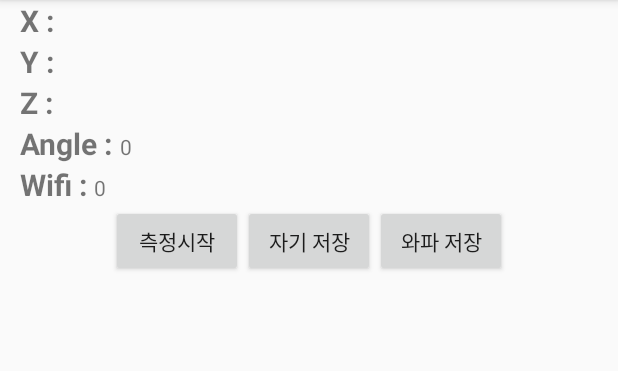
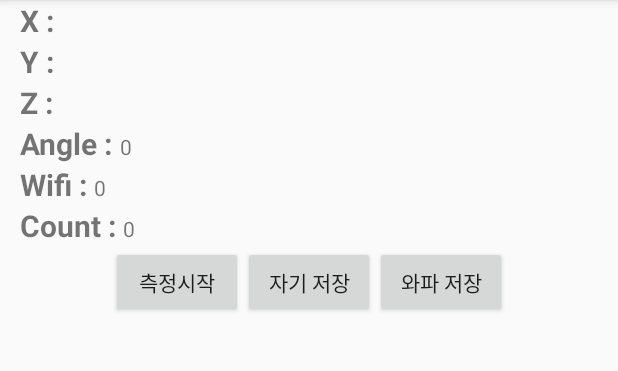
Before and after one commit to gruR/Jeyun_intern, an Android app: the screen it shows after launch (MainActivity), on a phone screen of 412 x 824 dp, the part 84-455 px from its top. Run offline under Robolectric (Android 15) with nearby library versions, the phone set to English and light mode, and no system bars; 2 statements that could not run were skipped.

Commit message:
근사값 계산

```diff
--- /dev/null
+++ b/Magnetic/app/src/main/java/com/example/jw/magnetic/CalClass.java
@@ -0,0 +1,62 @@
+package com.example.jw.magnetic;
+
+import android.database.Cursor;
+import android.database.sqlite.SQLiteDatabase;
+import android.util.Log;
+
+import java.util.HashMap;
+import java.util.Iterator;
+
+public class CalClass {
+    private HashMap<Integer, Double> DBvalue = new HashMap<>();
+    SQLiteDatabase db;
+
+    public CalClass(SQLiteDatabase db) {
+        this.db = db;
+
+        readDB();
+    }
+
+    public void readDB() {
+        String sql = "SELECT * FROM mValue;";
+        Cursor result = db.rawQuery(sql, null);
+
+        //Log.i("Calclass+ReadDB", result.getCount()+"");
+        while (!result.isLast()) {
+            result.moveToNext();
+            DBvalue.put(result.getInt(1), result.getDouble(5));
+        }
+        result.close();
+    }
+
+    public void calOpt(double input) {
+        HashMap<Integer, Double> hashtemp = new HashMap<>();
+
+        Log.i("Calclass+DBsize", DBvalue.size() + "");
+        for (int i = 0; i < DBvalue.size(); i++) {
+            double temp = DBvalue.get(i);
+
+       //     Log.i("Calclass", i + " " + (int) input + "\\\\" + (int) temp);
+            if ((int) input == (int) temp) {
+//                Log.i("Calclass", (int) input + "\\\\" + (int) temp);
+//
+                hashtemp.put(i, Math.abs(input - temp));
+//            }
+            }
+        }
+
+        double min = 1.0;
+        int minIndex = -1;
+
+        Iterator<Integer> iter = hashtemp.keySet().iterator();
+        while(iter.hasNext()){
+            int key = iter.next();
+            if (min > hashtemp.get(key)) {
+                min = hashtemp.get(key);
+                minIndex = key;
+            }
+        }
+
+        Log.i("CalClass", minIndex + " " + min);
+    }
+}
--- a/Magnetic/app/src/main/java/com/example/jw/magnetic/MainActivity.java
+++ b/Magnetic/app/src/main/java/com/example/jw/magnetic/MainActivity.java
@@ -31,7 +31,7 @@ import java.util.List;
 public class MainActivity extends AppCompatActivity {
     DBHelper dbHelper;
     SQLiteDatabase db;
-    TextView magX, magY, magZ, angle, result, wifi;
+    TextView magX, magY, magZ, angle, result, wifi, bCount;
 
     static boolean flag = false, done = true;
     WifiManager wifiManager;
@@ -59,10 +59,14 @@ public class MainActivity extends AppCompatActivity {
         angle = (TextView) findViewById(R.id.angle);
         result = (TextView) findViewById(R.id.result);
         wifi = (TextView) findViewById(R.id.wifi);
+        bCount = (TextView)findViewById(R.id.blockCnt);
 
         wifiManager = (WifiManager) getApplicationContext().getSystemService(Context.WIFI_SERVICE);
         reciver = new WifiReciver();
         registerReceiver(reciver, new IntentFilter(WifiManager.SCAN_RESULTS_AVAILABLE_ACTION));
+
+        CalClass calClass = new CalClass(db);
+        calClass.calOpt(35);
     }
 
     @Override
@@ -99,9 +103,9 @@ public class MainActivity extends AppCompatActivity {
                     magZ.setText("" + v[2]);
 
                     if (flag == true) {
-                        Log.i("magnetic class", (Integer.parseInt(angle.getText().toString()) + 180) + " " + magClass[Integer.parseInt(angle.getText().toString()) + 180].getSize());
-                        if (magClass[Integer.parseInt(angle.getText().toString()) + 180].getSize() < 10)
-                            magClass[Integer.parseInt(angle.getText().toString()) + 180].addValue(v[0], v[1], v[2]);
+//                        Log.i("magnetic class", (Integer.parseInt(angle.getText().toString()) + 180) + " " + magClass[Integer.parseInt(angle.getText().toString()) + 180].getSize());
+//                        if (magClass[Integer.parseInt(angle.getText().toString()) + 180].getSize() < 10)
+//                            magClass[Integer.parseInt(angle.getText().toString()) + 180].addValue(v[0], v[1], v[2]);
                     }
                     break;
                 case Sensor.TYPE_GYROSCOPE:
@@ -154,6 +158,7 @@ public class MainActivity extends AppCompatActivity {
 //                    if (count == 360)
 //                        done = true;
 //                }
+
                 flag = false;
             } else if (strings[0].equals("Msave")) {
 //                for (int i = 0; i < 360; i++) {
@@ -167,8 +172,9 @@ public class MainActivity extends AppCompatActivity {
                 z = Double.parseDouble(magZ.getText().toString());
                 t = Math.sqrt(x * x + y * y + z * z);
 
-                String sql = "INSERT INTO mValue(magX, magY, magZ, magT) VALUES (" + magX.getText().toString() + ", " + magY.getText().toString() + ", " + magZ.getText().toString() + ", " + String.valueOf(t) + ");";
+                String sql = "INSERT INTO mValue(blockNum, magX, magY, magZ, magT) VALUES (" +bCount.getText().toString() +","+ magX.getText().toString() + ", " + magY.getText().toString() + ", " + magZ.getText().toString() + ", " + String.valueOf(t) + ");";
                 db.execSQL(sql);
+
 
                 Log.i("sqlQuery", sql);
             }else if (strings[0].equals("Wsave")) {
@@ -207,6 +213,8 @@ public class MainActivity extends AppCompatActivity {
                 wifiManager.startScan();
                 wifi.setText("Start");
                 measureTask.execute("measure");
+
+
                 break;
             case R.id.btnMsave:
                 // if (done) {
@@ -215,7 +223,7 @@ public class MainActivity extends AppCompatActivity {
 //                } else {
 //                    Toast.makeText(this, "측정을 해야합니다", Toast.LENGTH_SHORT).show();
 //                }
-
+                bCount.setText(String.valueOf(Integer.parseInt(bCount.getText().toString())+1));
                 break;
             case R.id.btnWsave:
                 //unregisterReceiver(reciver);
@@ -229,7 +237,7 @@ public class MainActivity extends AppCompatActivity {
         public void onReceive(Context c, Intent intnet) {
             ScanResult = wifiManager.getScanResults();
             wifi.setText("Current Wifi\n");
-            for (int i = 0; i < 10; i++) {
+            for (int i = 0; i < ScanResult.size(); i++) {
                 wifi.append((i + 1) + " .MAC : " + (ScanResult.get(i)).BSSID + " RRSI : " + (ScanResult.get(i)).level + "\n");
             }
             result.setText("측정 끝");
--- a/Magnetic/app/src/main/res/layout/activity_main.xml
+++ b/Magnetic/app/src/main/res/layout/activity_main.xml
@@ -84,6 +84,7 @@
             android:layout_height="wrap_content"
             android:text="0" />
     </LinearLayout>
+
     <LinearLayout
         android:layout_width="match_parent"
         android:layout_height="wrap_content"
@@ -98,6 +99,25 @@
 
         <TextView
             android:id="@+id/wifi"
+            android:layout_width="wrap_content"
+            android:layout_height="wrap_content"
+            android:text="0" />
+    </LinearLayout>
+
+    <LinearLayout
+        android:layout_width="match_parent"
+        android:layout_height="wrap_content"
+        android:orientation="horizontal">
+
+        <TextView
+            android:layout_width="wrap_content"
+            android:layout_height="wrap_content"
+            android:text="Count : "
+            android:textSize="20dp"
+            android:textStyle="bold" />
+
+        <TextView
+            android:id="@+id/blockCnt"
             android:layout_width="wrap_content"
             android:layout_height="wrap_content"
             android:text="0" />
```
Lines whose indentation alone changed are shown as unchanged.
